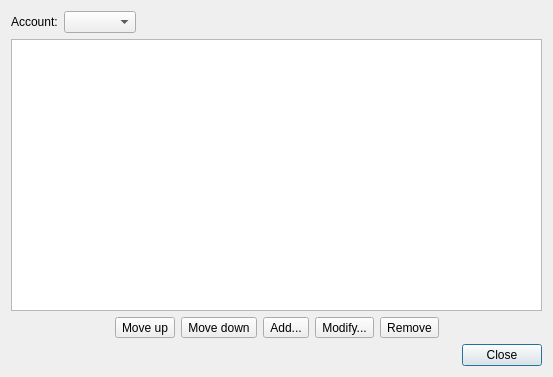
Above: src/plugins/azoth/bookmarksmanagerdialog.ui from 0xd34df00d/leechcraft before the change. Below: the same form after it.
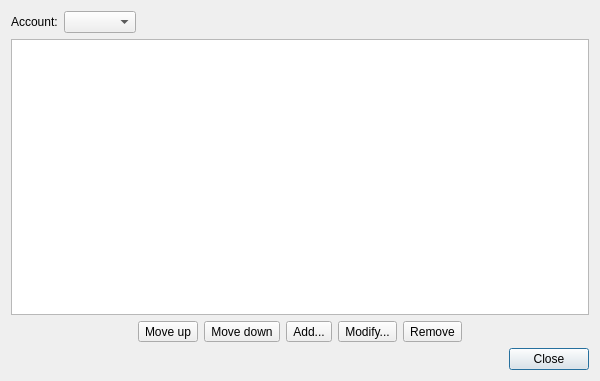
That is the form after the change. Icons and pictures are not drawn.

Commit message: [Azoth] Iconized buttons in BookmarksManagerDialog.

The edit to the form file:
```diff
--- a/src/plugins/azoth/bookmarksmanagerdialog.ui
+++ b/src/plugins/azoth/bookmarksmanagerdialog.ui
@@ -6,8 +6,8 @@
    <rect>
     <x>0</x>
     <y>0</y>
-    <width>553</width>
-    <height>377</height>
+    <width>600</width>
+    <height>381</height>
    </rect>
   </property>
   <property name="windowTitle">
@@ -66,6 +66,12 @@
            <property name="text">
             <string>Move up</string>
            </property>
+           <property name="icon">
+            <iconset theme="go-up"/>
+           </property>
+           <property name="toolButtonStyle">
+            <enum>Qt::ToolButtonTextBesideIcon</enum>
+           </property>
           </widget>
          </item>
          <item>
@@ -73,6 +79,12 @@
            <property name="text">
             <string>Move down</string>
            </property>
+           <property name="icon">
+            <iconset theme="go-down"/>
+           </property>
+           <property name="toolButtonStyle">
+            <enum>Qt::ToolButtonTextBesideIcon</enum>
+           </property>
           </widget>
          </item>
          <item>
@@ -80,6 +92,12 @@
            <property name="text">
             <string>Add...</string>
            </property>
+           <property name="icon">
+            <iconset theme="list-add"/>
+           </property>
+           <property name="toolButtonStyle">
+            <enum>Qt::ToolButtonTextBesideIcon</enum>
+           </property>
           </widget>
          </item>
          <item>
@@ -87,6 +105,12 @@
            <property name="text">
             <string>Modify...</string>
            </property>
+           <property name="icon">
+            <iconset theme="edit-rename"/>
+           </property>
+           <property name="toolButtonStyle">
+            <enum>Qt::ToolButtonTextBesideIcon</enum>
+           </property>
           </widget>
          </item>
          <item>
@@ -94,6 +118,12 @@
            <property name="text">
             <string>Remove</string>
            </property>
+           <property name="icon">
+            <iconset theme="list-remove"/>
+           </property>
+           <property name="toolButtonStyle">
+            <enum>Qt::ToolButtonTextBesideIcon</enum>
+           </property>
           </widget>
          </item>
          <item>
```
The commit also changes 1 other file.
